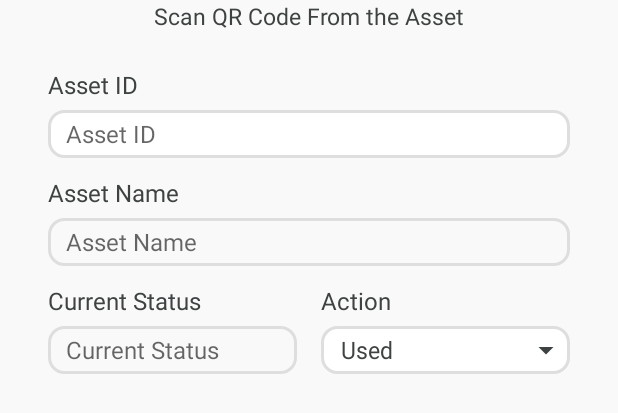
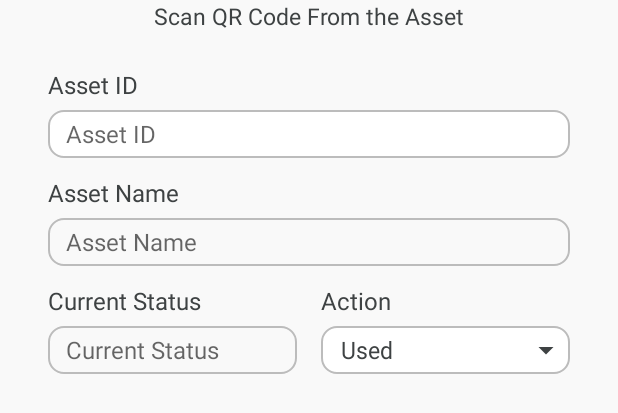
Before and after one commit to q8iqbal/assetnest-frontend-android, an Android app: the layout fragment_scan_asset.xml on its own in the app's theme, with its tools: preview values and no code run, on a phone screen of 412 x 824 dp. Shown: the part 384-797 px from the top of the screen. Run offline under Robolectric (Android 15) with nearby library versions, the phone set to English and light mode, and no system bars; Roboto replaces fonts that are not available here.

Commit message:
Menyesuaikan warna seperti di master

```diff
--- a/app/src/main/res/drawable-anydpi/ic_arrow_down.xml
+++ b/app/src/main/res/drawable-anydpi/ic_arrow_down.xml
@@ -3,7 +3,7 @@
     android:height="24dp"
     android:viewportWidth="24"
     android:viewportHeight="24"
-    android:tint="#3E4243"
+    android:tint="@color/colorAccent"
     android:alpha="1.0">
   <path
       android:fillColor="@android:color/white"
--- a/app/src/main/res/drawable/custom_spinner.xml
+++ b/app/src/main/res/drawable/custom_spinner.xml
@@ -4,9 +4,9 @@
         <layer-list>
             <item>
                 <shape android:shape="rectangle">
-                    <solid android:color="@color/white" />
+                    <solid android:color="@color/colorMayor" />
                     <corners android:radius="10dp" />
-                    <stroke android:color="@color/darkerGrey" android:width="2dp" />
+                    <stroke android:color="@color/colorDarkerLightGrey" android:width="1dp" />
                     <padding android:right="4dp" />
                 </shape>
             </item>
--- a/app/src/main/res/drawable/editable_edittext.xml
+++ b/app/src/main/res/drawable/editable_edittext.xml
@@ -2,9 +2,9 @@
 <selector xmlns:android="http://schemas.android.com/apk/res/android">
     <item android:state_enabled="true">
         <shape android:shape="rectangle">
-            <solid android:color="@color/white" />
+            <solid android:color="@color/colorMayor" />
             <corners android:radius="10dp" />
-            <stroke android:color="@color/darkerGrey" android:width="2dp" />
+            <stroke android:color="@color/colorDarkerLightGrey" android:width="1dp" />
         </shape>
     </item>
 </selector>
--- a/app/src/main/res/drawable/readonly_edittext.xml
+++ b/app/src/main/res/drawable/readonly_edittext.xml
@@ -2,9 +2,9 @@
 <selector xmlns:android="http://schemas.android.com/apk/res/android">
     <item android:state_enabled="true">
         <shape android:shape="rectangle">
-            <solid android:color="@color/major" />
+            <solid android:color="@color/colorLightGrey" />
             <corners android:radius="10dp" />
-            <stroke android:color="@color/darkerGrey" android:width="2dp" />
+            <stroke android:color="@color/colorDarkerLightGrey" android:width="1dp" />
         </shape>
     </item>
 </selector>
--- a/app/src/main/res/layout/fragment_scan_asset.xml
+++ b/app/src/main/res/layout/fragment_scan_asset.xml
@@ -8,7 +8,7 @@
     android:paddingStart="32dp"
     android:paddingTop="24dp"
     android:paddingEnd="32dp"
-    android:background="@color/major">
+    android:background="@color/colorLightGrey">
 
     <ImageView
         android:id="@+id/iv_scanner"
@@ -28,7 +28,7 @@
         android:fontFamily="@font/roboto_medium"
         android:gravity="center"
         android:text="@string/scanner_text"
-        android:textColor="@color/accent"
+        android:textColor="@color/colorAccent"
         android:textSize="15sp"
         app:layout_constraintEnd_toEndOf="parent"
         app:layout_constraintStart_toStartOf="parent"
@@ -41,7 +41,7 @@
         android:layout_marginTop="24dp"
         android:fontFamily="@font/roboto_medium"
         android:text="@string/asset_id_text"
-        android:textColor="@color/accent"
+        android:textColor="@color/colorAccent"
         android:textSize="16sp"
         app:layout_constraintBottom_toTopOf="@+id/et_asset_id"
         app:layout_constraintEnd_toEndOf="parent"
@@ -62,7 +62,7 @@
         android:paddingStart="12dp"
         android:paddingEnd="12dp"
         android:textSize="16sp"
-        android:textColor="@color/accent"
+        android:textColor="@color/colorAccent"
         app:layout_constraintEnd_toEndOf="parent"
         app:layout_constraintHorizontal_bias="0.0"
         app:layout_constraintStart_toStartOf="parent"
@@ -76,7 +76,7 @@
         android:layout_marginTop="12dp"
         android:fontFamily="@font/roboto_medium"
         android:text="@string/asset_name_text"
-        android:textColor="@color/accent"
+        android:textColor="@color/colorAccent"
         android:textSize="16sp"
         app:layout_constraintEnd_toEndOf="parent"
         app:layout_constraintStart_toStartOf="parent"
@@ -99,7 +99,7 @@
         android:longClickable="false"
         android:paddingStart="12dp"
         android:paddingEnd="12dp"
-        android:textColor="@color/disabledText"
+        android:textColor="@color/colorDarkerLightGrey"
         android:textSize="16sp"
         app:layout_constraintEnd_toEndOf="parent"
         app:layout_constraintHorizontal_bias="0.0"
@@ -116,7 +116,7 @@
         android:fontFamily="@font/roboto_medium"
         android:text="@string/current_status_text"
         android:textSize="16sp"
-        android:textColor="@color/accent"
+        android:textColor="@color/colorAccent"
         app:layout_constraintStart_toStartOf="parent"
         app:layout_constraintTop_toBottomOf="@+id/et_asset_name"
         app:layout_constraintEnd_toStartOf="@+id/tv_action" />
@@ -138,7 +138,7 @@
         android:longClickable="false"
         android:paddingStart="12dp"
         android:paddingEnd="12dp"
-        android:textColor="@color/disabledText"
+        android:textColor="@color/colorDarkerLightGrey"
         android:textSize="16sp"
         app:layout_constraintEnd_toStartOf="@+id/tv_action"
         app:layout_constraintStart_toStartOf="parent"
@@ -154,7 +154,7 @@
         android:fontFamily="@font/roboto_medium"
         android:text="@string/action_text"
         android:textSize="16sp"
-        android:textColor="@color/accent"
+        android:textColor="@color/colorAccent"
         app:layout_constraintStart_toEndOf="@+id/tv_current_status"
         app:layout_constraintTop_toBottomOf="@+id/et_asset_name"
         app:layout_constraintEnd_toEndOf="parent" />
--- a/app/src/main/res/values/colors.xml
+++ b/app/src/main/res/values/colors.xml
@@ -9,11 +9,5 @@
     <color name="colorYellow">#ffbb56</color>
     <color name="colorBlue">#66bcfa</color>
     <color name="colorGreen">#78f184</color>
-    <color name="major">#f9f9f9</color>
-    <color name="minor">#ff7b4b</color>
-    <color name="accent">#3e4243</color>
-    <color name="white">#ffffff</color>
-    <color name="grey">#e2e2e2</color>
-    <color name="darkerGrey">#dedede</color>
-    <color name="disabledText">#9a9a9a</color>
+    <color name="colorDarkerLightGrey">#bcbcbc</color>
 </resources>
--- a/app/src/main/res/values/styles.xml
+++ b/app/src/main/res/values/styles.xml
@@ -7,7 +7,7 @@
     </style>
 
     <style name="SpinnerTheme">
-        <item name="android:textColor">@color/accent</item>
+        <item name="android:textColor">@color/colorAccent</item>
         <item name="fontFamily">@font/roboto</item>
         <item name="android:textSize">16sp</item>
     </style>
```
